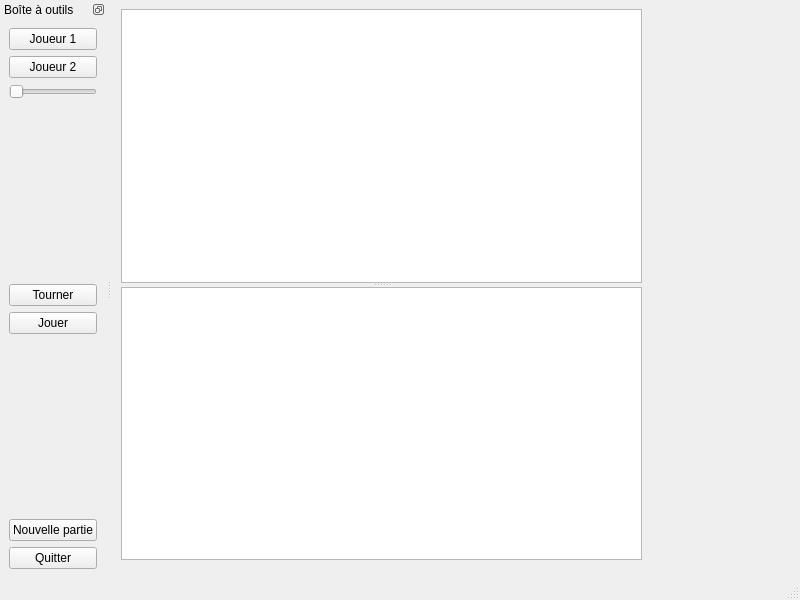
Before: the Qt Designer form GraphicGame/interface/game.ui in PacoARNGO/ProjetInfo, drawn with Qt 5.
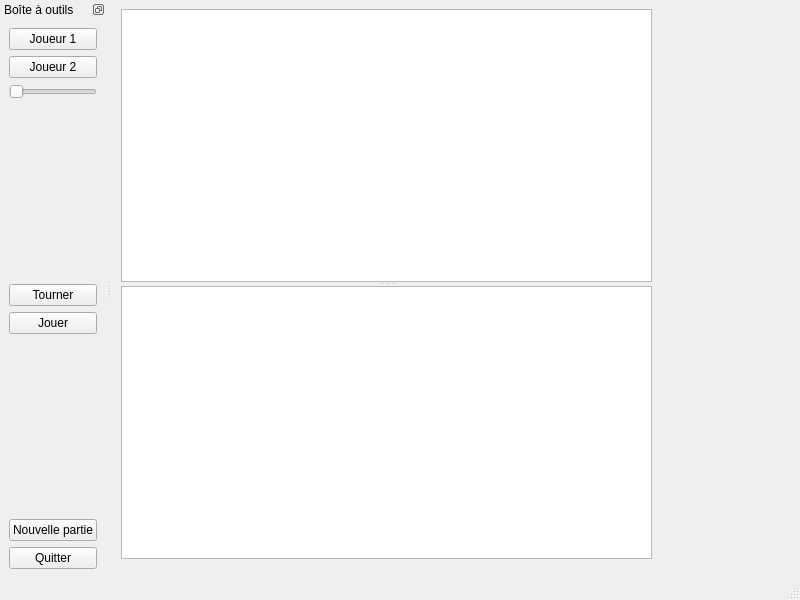
After: the same form once the commit is applied.

Diff of the .ui file:
```diff
--- a/GraphicGame/interface/game.ui
+++ b/GraphicGame/interface/game.ui
@@ -19,8 +19,8 @@
      <rect>
       <x>9</x>
       <y>9</y>
-      <width>521</width>
-      <height>551</height>
+      <width>531</width>
+      <height>550</height>
      </rect>
     </property>
     <property name="orientation">
```
Left out of the diff: 4 changed lines with no effect on the pictures.
